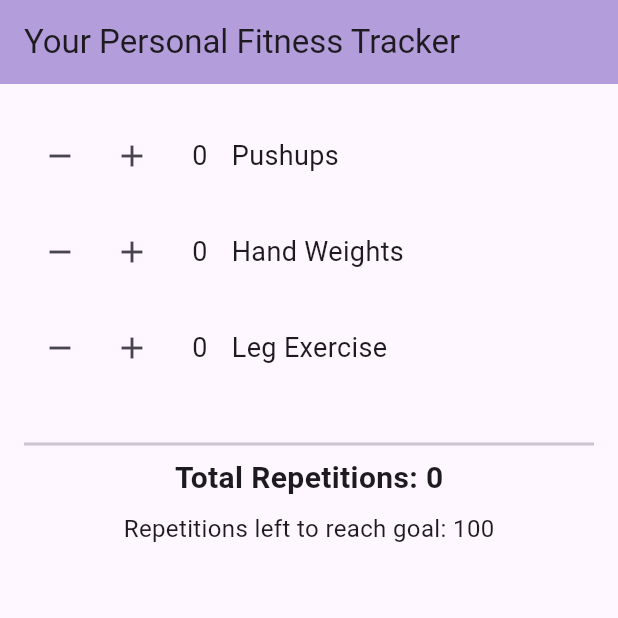
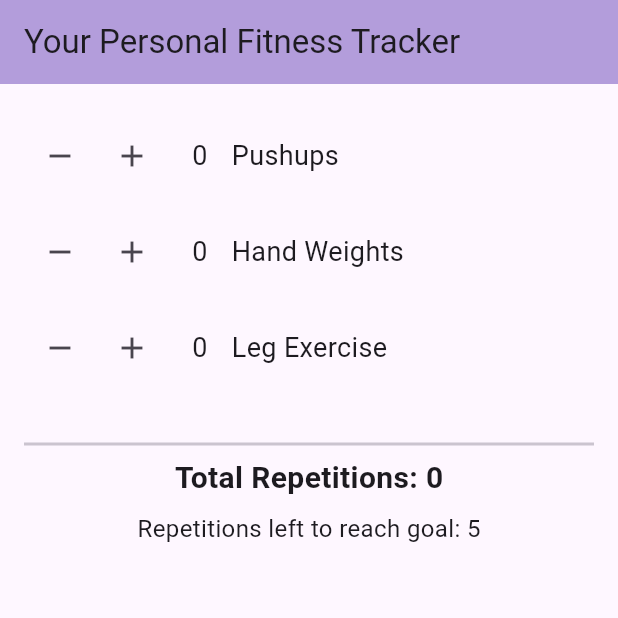
Before and after one commit to RafiFellert/GymApp1, a Flutter app: the screen it shows after launch, on a phone screen of 412 x 824 dp, the top half of it. Run offline on Flutter 3.47's test engine with Material 3 defaults, Android fonts, the phone set to English and light mode, and no system bars.

Commit message:
Changing the daily goal to 5

```diff
--- a/gym_app_flutter/lib/main.dart
+++ b/gym_app_flutter/lib/main.dart
@@ -58,7 +58,7 @@ class _MyHomePageState extends State<MyHomePage> {
   int handWeights = 0;
   int legExercise = 0;
 
-  final int dailyGoal = 100;
+  final int dailyGoal = 5;
 
   void _increment(String type) {
     setState(() {
@@ -110,7 +110,7 @@ class _MyHomePageState extends State<MyHomePage> {
               Padding(
                 padding: const EdgeInsets.only(top: 16),
                 child: Text(
-                  "🎉 You reached your 100 repetitions daily goal!",
+                  "🎉 You reached your $dailyGoal repetitions daily goal!",
                   style: const TextStyle(
                     fontSize: 18,
                     fontWeight: FontWeight.bold,
```
